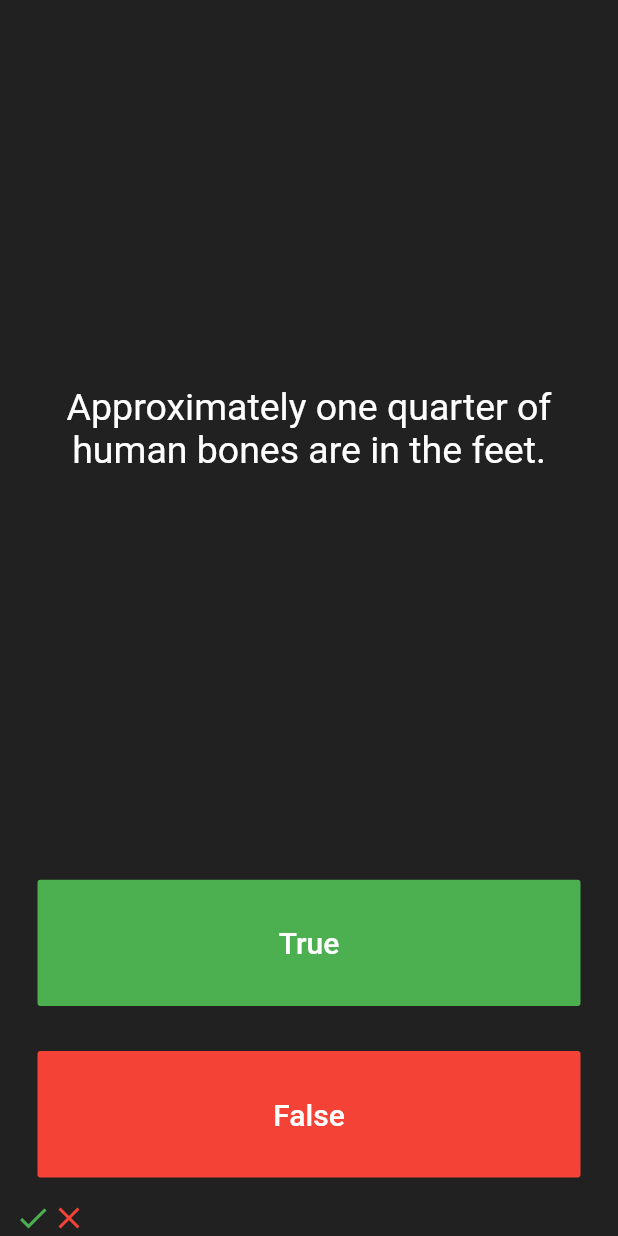
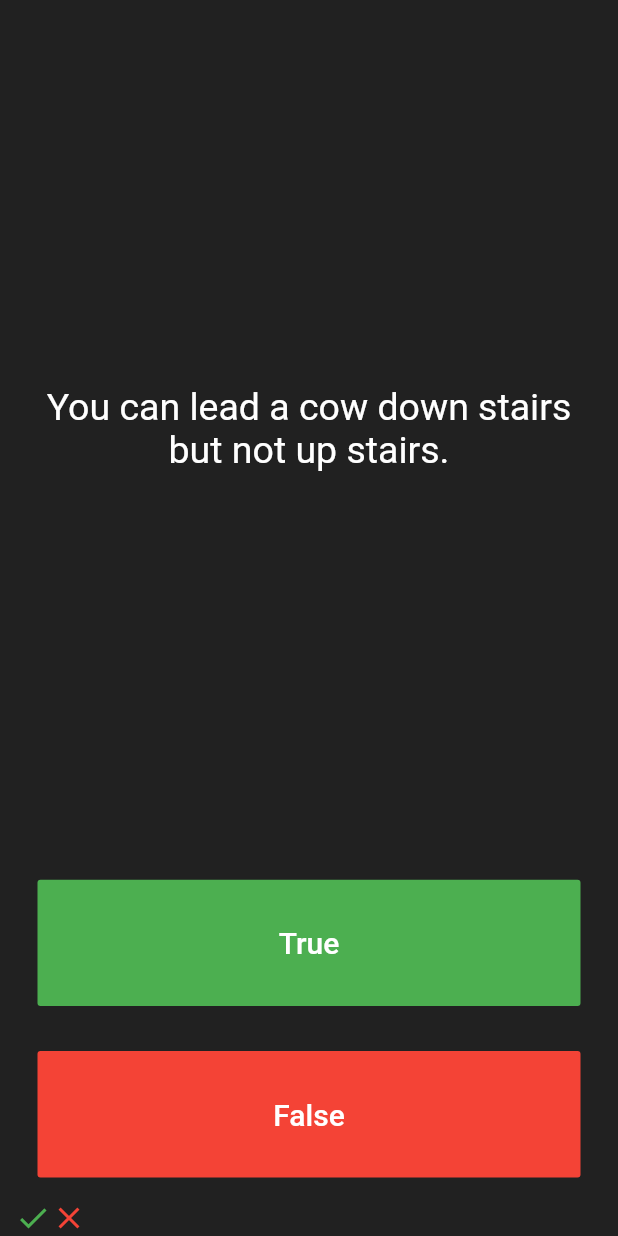
Before and after one commit to vfolz/quizzler, a Flutter app: the screen it shows after launch, after a tap on "True", after a tap on "False", on a phone screen of 412 x 824 dp. Run offline on Flutter 3.47's test engine with Material 2 defaults, Android fonts, the phone set to English and light mode, and no system bars.

Commit message:
Added Classes

```diff
--- a/lib/main.dart
+++ b/lib/main.dart
@@ -1,5 +1,5 @@
 import 'package:flutter/material.dart';
-
+import 'quizz_brain.dart';
 void main() => runApp(Quizzler());
 
 class Quizzler extends StatelessWidget {
@@ -28,13 +28,10 @@ class QuizPage extends StatefulWidget {
 
 class _QuizPageState extends State<QuizPage> {
   List<Icon> scoreKeeper =[];
-  List<String> questions = [
-    'You can lead a cow down stairs but not up stairs.',
-    'Approximately one quarter of human bones are in the feet.',
-    'A slug\'s blood is green.'
-  ];
+  int questionNumber = 0 ;
 
-  int questionNumber = 0 ;
+  QuizBrain qz = QuizBrain();
+
 
   @override
   Widget build(BuildContext context) {
@@ -48,7 +45,7 @@ class _QuizPageState extends State<QuizPage> {
             padding: EdgeInsets.all(10.0),
             child: Center(
               child: Text(
-                questions[questionNumber],
+                qz.questions[questionNumber].questionText,
                 textAlign: TextAlign.center,
                 style: TextStyle(
                   fontSize: 25.0,
@@ -72,8 +69,11 @@ class _QuizPageState extends State<QuizPage> {
                 ),
               ),
               onPressed: () {
+
+                bool correctAnswer = qz.questions[questionNumber].questionAnswer;
+
                 setState(() {
-                  if(questionNumber<questions.length-1){
+                  if(questionNumber<qz.questions.length-1){
                     questionNumber++;
                   }
                 });
@@ -97,7 +97,9 @@ class _QuizPageState extends State<QuizPage> {
               ),
               onPressed: () {
 
-                if(questionNumber<questions.length-1){
+                bool correctAnswer = qz.questions[questionNumber].questionAnswer;
+
+                if(questionNumber<qz.questions.length-1){
                   questionNumber++;
                 }
               },
--- /dev/null
+++ b/lib/question.dart
@@ -0,0 +1,10 @@
+class Question{
+
+  String questionText;
+  bool questionAnswer;
+
+  Question({String q, bool a}){
+    questionText= q;
+    questionAnswer = a;
+  }
+}
--- /dev/null
+++ b/lib/quizz_brain.dart
@@ -0,0 +1,17 @@
+import 'question.dart';
+class QuizBrain{
+  List<Question> questions  = [Question(q:'Some cats are actually allergic to humans', a:true),
+    Question(q:'You can lead a cow down stairs but not up stairs.', a:false),
+    Question(q:'Approximately one quarter of human bones are in the feet.', a:true),
+    Question(q:'A slug\'s blood is green.', a:true),
+    Question(q:'Buzz Aldrin\'s mother\'s maiden name was \"Moon\".', a:true),
+    Question(q:'It is illegal to pee in the Ocean in Portugal.', a:true),
+    Question(q:'No piece of square dry paper can be folded in half more than 7 times.', a:false),
+    Question(q:'In London, UK, if you happen to die in the House of Parliament, you are technically entitled to a state funeral, because the building is considered too sacred a place.',a:true),
+    Question(q:'The loudest sound produced by any animal is 188 decibels. That animal is the African Elephant.',a:false),
+    Question(q:'The total surface area of two human lungs is approximately 70 square metres.',a:true),
+    Question(q:'Google was originally called \"Backrub\".', a:true),
+    Question(q:'Chocolate affects a dog\'s heart and nervous system; a few ounces are enough to kill a small dog.',a:true),
+    Question(q:'In West Virginia, USA, if you accidentally hit an animal with your car, you are free to take it home to eat.',a:true),];
+
+}
```
